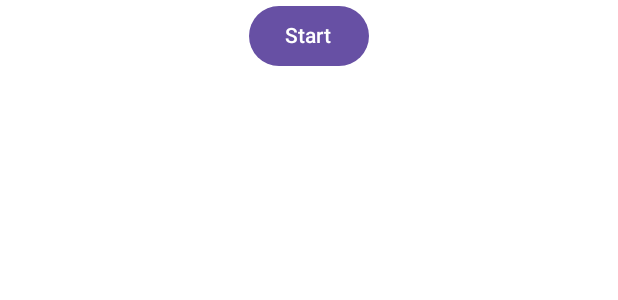
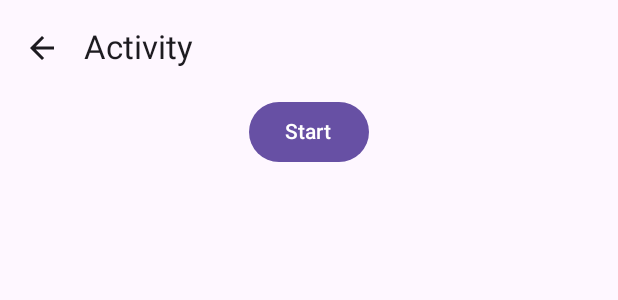
Before and after one commit to ThuHoang2312/Runalyze, an Android app built with Jetpack Compose: the @Preview function TrainingScreenPreview, on a phone screen of 412 x 824 dp. Shown: the top 300 px of the screen. Run offline under Robolectric (Android 15) with nearby library versions, the phone set to English and light mode, and no system bars.

Commit message:
create topappbar component and implement

```diff
--- /dev/null
+++ b/Runalyze/app/src/main/java/com/example/runalyze/components/TopNavigation.kt
@@ -0,0 +1,33 @@
+package com.example.runalyze.components
+
+import androidx.compose.material.icons.Icons
+import androidx.compose.material.icons.filled.ArrowBack
+import androidx.compose.material3.ExperimentalMaterial3Api
+import androidx.compose.material3.Icon
+import androidx.compose.material3.IconButton
+import androidx.compose.material3.Text
+import androidx.compose.material3.TopAppBar
+import androidx.compose.material3.TopAppBarScrollBehavior
+import androidx.compose.runtime.Composable
+import androidx.navigation.NavController
+
+@OptIn(ExperimentalMaterial3Api::class)
+@Composable
+fun TopNavigation(text: String, navController: NavController, scrollBehavior: TopAppBarScrollBehavior) {
+    TopAppBar(
+        title = {
+            Text(text = text)
+        },
+        navigationIcon = {
+            IconButton(onClick = {
+                navController.popBackStack()
+            }) {
+                Icon(
+                    imageVector = Icons.Default.ArrowBack,
+                    contentDescription = "Go back"
+                )
+            }
+        },
+        scrollBehavior = scrollBehavior
+    )
+}
--- a/Runalyze/app/src/main/java/com/example/runalyze/ui/screen/TrainingScreen.kt
+++ b/Runalyze/app/src/main/java/com/example/runalyze/ui/screen/TrainingScreen.kt
@@ -1,27 +1,62 @@
 package com.example.runalyze.ui.screen
 
 import androidx.compose.foundation.layout.Column
-import androidx.compose.foundation.layout.fillMaxWidth
+import androidx.compose.foundation.layout.fillMaxSize
+import androidx.compose.foundation.layout.padding
 import androidx.compose.material3.Button
+import androidx.compose.material3.ExperimentalMaterial3Api
+import androidx.compose.material3.MaterialTheme
+import androidx.compose.material3.Scaffold
+import androidx.compose.material3.Surface
 import androidx.compose.material3.Text
+import androidx.compose.material3.TopAppBarDefaults
 import androidx.compose.runtime.Composable
 import androidx.compose.ui.Alignment
 import androidx.compose.ui.Modifier
+import androidx.compose.ui.input.nestedscroll.nestedScroll
 import androidx.compose.ui.text.font.FontWeight
 import androidx.compose.ui.tooling.preview.Preview
 import androidx.navigation.NavController
 import androidx.navigation.compose.rememberNavController
+import com.example.runalyze.components.TopNavigation
 
+@OptIn(ExperimentalMaterial3Api::class)
 @Composable
 fun TrainingScreen(navController: NavController){
-    Column(modifier = Modifier.fillMaxWidth(),
-        horizontalAlignment = Alignment.CenterHorizontally) {
-        Button(onClick = {
-            navController.navigate("TrainingProcess")
-        }){
-            Text(text = "Start", fontWeight = FontWeight.SemiBold)
+    Surface (
+        modifier = Modifier.fillMaxSize(),
+        color = MaterialTheme.colorScheme.background
+    ) {
+        val scrollBehavior = TopAppBarDefaults.pinnedScrollBehavior()
+        Scaffold (
+            modifier = Modifier
+                .fillMaxSize()
+                .nestedScroll(scrollBehavior.nestedScrollConnection),
+            topBar = {
+                TopNavigation(
+                    text = "Activity",
+                    navController = navController,
+                    scrollBehavior = scrollBehavior
+                )
+            }
+        ) { values ->
+            Column(
+                modifier = Modifier
+                    .fillMaxSize()
+                    .padding(values),
+                horizontalAlignment = Alignment.CenterHorizontally,
+
+            ) {
+                Button(onClick = {
+                    navController.navigate("TrainingProcess")
+                }){
+                    Text(text = "Start", fontWeight = FontWeight.SemiBold)
+                }
+            }
         }
     }
+
+
 }
 
 @Preview(showBackground = true)
```
